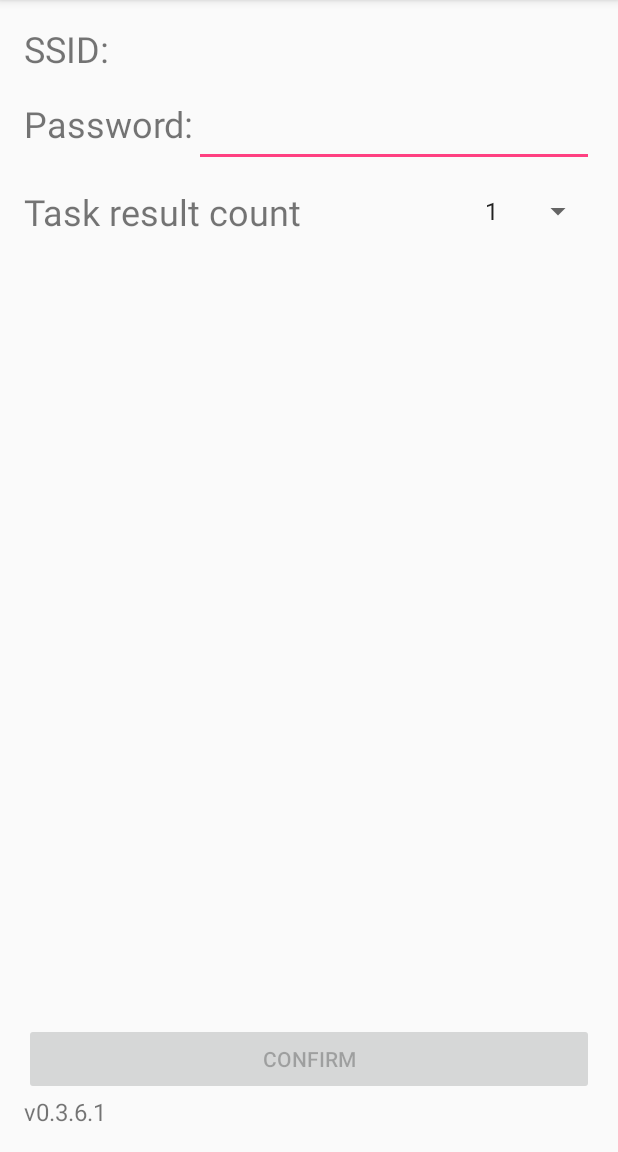
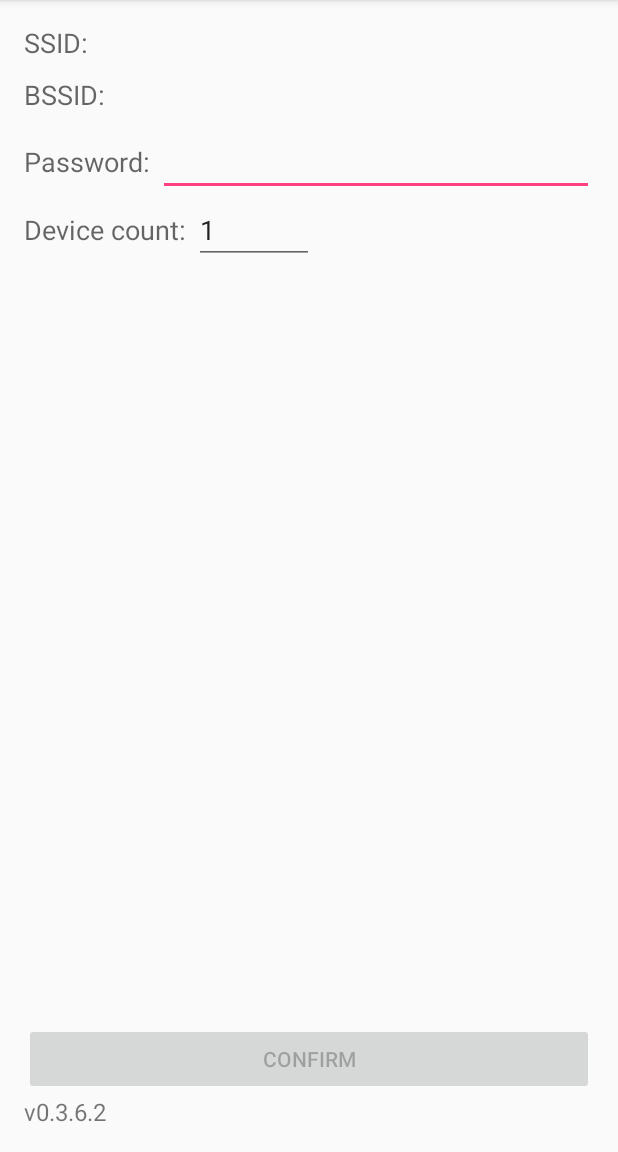
Before and after one commit to EspressifApp/EsptouchForAndroid, an Android app: the screen it shows after launch (EsptouchDemoActivity), on a phone screen of 412 x 824 dp, the part 84-1236 px from its top. Run offline under Robolectric (Android 15) with nearby library versions, the phone set to English and light mode, and no system bars.

Commit message:
update v0.3.6.2

```diff
--- a/app/build.gradle
+++ b/app/build.gradle
@@ -8,8 +8,8 @@ android {
         applicationId "com.espressif.iot_esptouch_demo"
         minSdkVersion 14
         targetSdkVersion 27
-        versionCode 17
-        versionName "1.0"
+        versionCode 18
+        versionName "0.3.6.2"
     }
 
     buildTypes {
--- a/app/src/main/java/com/espressif/iot/esptouch/demo_activity/EspWifiAdminSimple.java
+++ /dev/null
@@ -1,67 +0,0 @@
-package com.espressif.iot.esptouch.demo_activity;
-
-import android.content.Context;
-import android.net.ConnectivityManager;
-import android.net.NetworkInfo;
-import android.net.wifi.ScanResult;
-import android.net.wifi.WifiInfo;
-import android.net.wifi.WifiManager;
-
-import java.lang.reflect.Field;
-import java.lang.reflect.Method;
-import java.util.List;
-
-public class EspWifiAdminSimple {
-
-    private final Context mContext;
-
-    public EspWifiAdminSimple(Context context) {
-        mContext = context;
-    }
-
-    public String getWifiConnectedSsid() {
-        WifiInfo mWifiInfo = getConnectionInfo();
-        String ssid = null;
-        if (mWifiInfo != null && isWifiConnected()) {
-            int len = mWifiInfo.getSSID().length();
-            if (mWifiInfo.getSSID().startsWith("\"")
-                    && mWifiInfo.getSSID().endsWith("\"")) {
-                ssid = mWifiInfo.getSSID().substring(1, len - 1);
-            } else {
-                ssid = mWifiInfo.getSSID();
-            }
-
-        }
-        return ssid;
-    }
-
-    public String getWifiConnectedBssid() {
-        WifiInfo mWifiInfo = getConnectionInfo();
-        String bssid = null;
-        if (mWifiInfo != null && isWifiConnected()) {
-            bssid = mWifiInfo.getBSSID();
-        }
-        return bssid;
-    }
-
-    // get the wifi info which is "connected" in wifi-setting
-    private WifiInfo getConnectionInfo() {
-        WifiManager wifiManager = (WifiManager) mContext.getApplicationContext().getSystemService(Context.WIFI_SERVICE);
-        return wifiManager.getConnectionInfo();
-    }
-
-    private boolean isWifiConnected() {
-        NetworkInfo mWiFiNetworkInfo = getWifiNetworkInfo();
-        boolean isWifiConnected = false;
-        if (mWiFiNetworkInfo != null) {
-            isWifiConnected = mWiFiNetworkInfo.isConnected();
-        }
-        return isWifiConnected;
-    }
-
-    private NetworkInfo getWifiNetworkInfo() {
-        ConnectivityManager mConnectivityManager = (ConnectivityManager) mContext.getApplicationContext()
-                .getSystemService(Context.CONNECTIVITY_SERVICE);
-        return mConnectivityManager.getNetworkInfo(ConnectivityManager.TYPE_WIFI);
-    }
-}
--- a/app/src/main/java/com/espressif/iot/esptouch/demo_activity/EsptouchDemoActivity.java
+++ b/app/src/main/java/com/espressif/iot/esptouch/demo_activity/EsptouchDemoActivity.java
@@ -8,20 +8,18 @@ import android.content.DialogInterface;
 import android.content.DialogInterface.OnCancelListener;
 import android.content.Intent;
 import android.content.IntentFilter;
-import android.net.NetworkInfo;
+import android.net.wifi.WifiInfo;
 import android.net.wifi.WifiManager;
 import android.os.AsyncTask;
+import android.os.Build;
 import android.os.Bundle;
 import android.support.v7.app.AlertDialog;
 import android.support.v7.app.AppCompatActivity;
-import android.text.TextUtils;
 import android.util.Log;
 import android.view.View;
 import android.view.View.OnClickListener;
-import android.widget.ArrayAdapter;
 import android.widget.Button;
 import android.widget.EditText;
-import android.widget.Spinner;
 import android.widget.TextView;
 import android.widget.Toast;
 
@@ -30,25 +28,26 @@ import com.espressif.iot.esptouch.IEsptouchListener;
 import com.espressif.iot.esptouch.IEsptouchResult;
 import com.espressif.iot.esptouch.IEsptouchTask;
 import com.espressif.iot.esptouch.task.__IEsptouchTask;
+import com.espressif.iot.esptouch.util.ByteUtil;
 import com.espressif.iot.esptouch.util.EspAES;
+import com.espressif.iot.esptouch.util.EspNetUtil;
 import com.espressif.iot_esptouch_demo.R;
 
 import java.lang.ref.WeakReference;
 import java.util.List;
 
 public class EsptouchDemoActivity extends AppCompatActivity implements OnClickListener {
-
     private static final String TAG = "EsptouchDemoActivity";
 
-    private TextView mTvApSsid;
+    private static final boolean AES_ENABLE = false;
+    private static final String AES_SECRET_KEY = "1234567890123456"; // TODO modify your own key
 
-    private EditText mEdtApPassword;
+    private TextView mApSsidTV;
+    private TextView mApBssidTV;
+    private EditText mApPasswordET;
+    private EditText mDeviceCountET;
+    private Button mConfirmBtn;
 
-    private Button mBtnConfirm;
-
-    private EspWifiAdminSimple mWifiAdmin;
-
-    private Spinner mSpinnerTaskCount;
     private IEsptouchListener myListener = new IEsptouchListener() {
 
         @Override
@@ -57,7 +56,7 @@ public class EsptouchDemoActivity extends AppCompatActivity implements OnClickLi
         }
     };
 
-    private EsptouchAsyncTask3 mTask;
+    private EsptouchAsyncTask4 mTask;
 
     private BroadcastReceiver mReceiver = new BroadcastReceiver() {
         @Override
@@ -69,17 +68,8 @@ public class EsptouchDemoActivity extends AppCompatActivity implements OnClickLi
 
             switch (action) {
                 case WifiManager.NETWORK_STATE_CHANGED_ACTION:
-                    NetworkInfo ni = intent.getParcelableExtra(WifiManager.EXTRA_NETWORK_INFO);
-                    if (ni != null && !ni.isConnected()) {
-                        if (mTask != null) {
-                            mTask.cancelEsptouch();
-                            mTask = null;
-                            new AlertDialog.Builder(EsptouchDemoActivity.this)
-                                    .setMessage("Wifi disconnected or changed")
-                                    .setNegativeButton(android.R.string.cancel, null)
-                                    .show();
-                        }
-                    }
+                    WifiInfo wifiInfo = intent.getParcelableExtra(WifiManager.EXTRA_WIFI_INFO);
+                    onWifiChanged(wifiInfo);
                     break;
             }
         }
@@ -90,47 +80,20 @@ public class EsptouchDemoActivity extends AppCompatActivity implements OnClickLi
         super.onCreate(savedInstanceState);
         setContentView(R.layout.esptouch_demo_activity);
 
-        mWifiAdmin = new EspWifiAdminSimple(getApplicationContext());
-        mTvApSsid = findViewById(R.id.tvApSssidConnected);
-        mEdtApPassword = findViewById(R.id.edtApPassword);
-        mBtnConfirm = findViewById(R.id.btnConfirm);
-        mBtnConfirm.setOnClickListener(this);
-        initSpinner();
+        mApSsidTV = findViewById(R.id.ap_ssid_text);
+        mApBssidTV = findViewById(R.id.ap_bssid_text);
+        mApPasswordET = findViewById(R.id.ap_password_edit);
+        mDeviceCountET = findViewById(R.id.device_count_edit);
+        mDeviceCountET.setText("1");
+        mConfirmBtn = findViewById(R.id.confirm_btn);
+        mConfirmBtn.setEnabled(false);
+        mConfirmBtn.setOnClickListener(this);
 
         TextView versionTV = findViewById(R.id.version_tv);
         versionTV.setText(IEsptouchTask.ESPTOUCH_VERSION);
 
         IntentFilter filter = new IntentFilter(WifiManager.NETWORK_STATE_CHANGED_ACTION);
         registerReceiver(mReceiver, filter);
-    }
-
-    private void initSpinner() {
-        mSpinnerTaskCount = findViewById(R.id.spinnerTaskResultCount);
-        int[] spinnerItemsInt = getResources().getIntArray(R.array.taskResultCount);
-        int length = spinnerItemsInt.length;
-        Integer[] spinnerItemsInteger = new Integer[length];
-        for (int i = 0; i < length; i++) {
-            spinnerItemsInteger[i] = spinnerItemsInt[i];
-        }
-        ArrayAdapter<Integer> adapter = new ArrayAdapter<>(this,
-                android.R.layout.simple_list_item_1, spinnerItemsInteger);
-        mSpinnerTaskCount.setAdapter(adapter);
-        mSpinnerTaskCount.setSelection(1);
-    }
-
-    @Override
-    protected void onResume() {
-        super.onResume();
-        // display the connected ap's ssid
-        String apSsid = mWifiAdmin.getWifiConnectedSsid();
-        if (apSsid != null) {
-            mTvApSsid.setText(apSsid);
-        } else {
-            mTvApSsid.setText("");
-        }
-        // check whether the wifi is connected
-        boolean isApSsidEmpty = TextUtils.isEmpty(apSsid);
-        mBtnConfirm.setEnabled(!isApSsidEmpty);
     }
 
     @Override
@@ -140,23 +103,66 @@ public class EsptouchDemoActivity extends AppCompatActivity implements OnClickLi
         unregisterReceiver(mReceiver);
     }
 
+    private void onWifiChanged(WifiInfo info) {
+        if (info == null) {
+            mApSsidTV.setText("");
+            mApSsidTV.setTag(null);
+            mApBssidTV.setTag("");
+            mConfirmBtn.setEnabled(false);
+            mConfirmBtn.setTag(null);
+
+            if (mTask != null) {
+                mTask.cancelEsptouch();
+                mTask = null;
+                new AlertDialog.Builder(EsptouchDemoActivity.this)
+                        .setMessage("Wifi disconnected or changed")
+                        .setNegativeButton(android.R.string.cancel, null)
+                        .show();
+            }
+        } else {
+            String ssid = info.getSSID();
+            if (ssid.startsWith("\"") && ssid.endsWith("\"")) {
+                ssid = ssid.substring(1, ssid.length() - 1);
+            }
+            mApSsidTV.setText(ssid);
+            mApSsidTV.setTag(ByteUtil.getBytesByString(ssid));
+            byte[] ssidOriginalData = EspUtils.getOriginalSsidBytes(info);
+            mApSsidTV.setTag(ssidOriginalData);
+
+            String bssid = info.getBSSID();
+            mApBssidTV.setText(bssid);
+
+            mConfirmBtn.setEnabled(true);
+            mConfirmBtn.setTag(Boolean.FALSE);
+            if (Build.VERSION.SDK_INT >= Build.VERSION_CODES.LOLLIPOP) {
+                int frequence = info.getFrequency();
+                if (frequence > 4900 && frequence < 5900) {
+                    // Connected 5G wifi. Device does not support 5G
+                    mConfirmBtn.setTag(Boolean.TRUE);
+                }
+            }
+        }
+    }
+
     @Override
     public void onClick(View v) {
-        if (v == mBtnConfirm) {
-            String apSsid = mTvApSsid.getText().toString();
-            String apPassword = mEdtApPassword.getText().toString();
-            String apBssid = mWifiAdmin.getWifiConnectedBssid();
-            String taskResultCountStr = Integer.toString(mSpinnerTaskCount
-                    .getSelectedItemPosition());
-            if (__IEsptouchTask.DEBUG) {
-                Log.d(TAG, "mBtnConfirm is clicked, mEdtApSsid = " + apSsid
-                        + ", " + " mEdtApPassword = " + apPassword);
+        if (v == mConfirmBtn) {
+            if ((Boolean) mConfirmBtn.getTag()) {
+                Toast.makeText(this, R.string.wifi_5g_message, Toast.LENGTH_SHORT).show();
+                return;
             }
+
+            byte[] ssid = mApSsidTV.getTag() == null ? ByteUtil.getBytesByString(mApSsidTV.getText().toString())
+                    : (byte[]) mApSsidTV.getTag();
+            byte[] password = ByteUtil.getBytesByString(mApPasswordET.getText().toString());
+            byte [] bssid = EspNetUtil.parseBssid2bytes(mApBssidTV.getText().toString());
+            byte[] deviceCount = mDeviceCountET.getText().toString().getBytes();
+
             if(mTask != null) {
                 mTask.cancelEsptouch();
             }
-            mTask = new EsptouchAsyncTask3(this);
-            mTask.execute(apSsid, apBssid, apPassword, taskResultCountStr);
+            mTask = new EsptouchAsyncTask4(this);
+            mTask.execute(ssid, bssid, password, deviceCount);
         }
     }
 
@@ -173,7 +179,7 @@ public class EsptouchDemoActivity extends AppCompatActivity implements OnClickLi
         });
     }
 
-    private static class EsptouchAsyncTask3 extends AsyncTask<String, Void, List<IEsptouchResult>> {
+    private static class EsptouchAsyncTask4 extends AsyncTask<byte[], Void, List<IEsptouchResult>> {
         private WeakReference<EsptouchDemoActivity> mActivity;
 
         // without the lock, if the user tap confirm and cancel quickly enough,
@@ -187,14 +193,17 @@ public class EsptouchDemoActivity extends AppCompatActivity implements OnClickLi
         private AlertDialog mResultDialog;
         private IEsptouchTask mEsptouchTask;
 
-        EsptouchAsyncTask3(EsptouchDemoActivity activity) {
+        EsptouchAsyncTask4(EsptouchDemoActivity activity) {
             mActivity = new WeakReference<>(activity);
         }
 
-        public void cancelEsptouch() {
+        void cancelEsptouch() {
             cancel(true);
             if (mProgressDialog != null) {
                 mProgressDialog.dismiss();
+            }
+            if (mResultDialog != null) {
+                mResultDialog.dismiss();
             }
             if (mEsptouchTask != null) {
                 mEsptouchTask.interrupt();
@@ -238,20 +247,20 @@ public class EsptouchDemoActivity extends AppCompatActivity implements OnClickLi
         }
 
         @Override
-        protected List<IEsptouchResult> doInBackground(String... params) {
+        protected List<IEsptouchResult> doInBackground(byte[]... params) {
             EsptouchDemoActivity activity = mActivity.get();
-            int taskResultCount = -1;
+            int taskResultCount;
             synchronized (mLock) {
                 // !!!NOTICE
-                String apSsid = params[0];
-                String apBssid = params[1];
-                String apPassword = params[2];
-                String taskResultCountStr = params[3];
-                taskResultCount = Integer.parseInt(taskResultCountStr);
-                boolean useAes = false;
+                byte[] apSsid = params[0]; //new byte[params[0].length - 1];
+                System.arraycopy(params[0], 0, apSsid, 0, params[0].length - 1);
+                byte[] apBssid = params[1];
+                byte[] apPassword = params[2];
+                byte[] deviceCountData = params[3];
+                taskResultCount = deviceCountData.length == 0 ? -1 : Integer.parseInt(new String(deviceCountData));
                 Context context = activity.getApplicationContext();
-                if (useAes) {
-                    byte[] secretKey = "1234567890123456".getBytes(); // TODO modify your own key
+                if (AES_ENABLE) {
+                    byte[] secretKey = AES_SECRET_KEY.getBytes();
                     EspAES aes = new EspAES(secretKey);
                     mEsptouchTask = new EsptouchTask(apSsid, apBssid, apPassword, aes, context);
                 } else {
@@ -264,7 +273,7 @@ public class EsptouchDemoActivity extends AppCompatActivity implements OnClickLi
 
         @Override
         protected void onPostExecute(List<IEsptouchResult> result) {
-            Activity activity = mActivity.get();
+            EsptouchDemoActivity activity = mActivity.get();
             mProgressDialog.dismiss();
             mResultDialog = new AlertDialog.Builder(activity)
                     .setPositiveButton(android.R.string.ok, null)
@@ -310,6 +319,8 @@ public class EsptouchDemoActivity extends AppCompatActivity implements OnClickLi
 
                 mResultDialog.show();
             }
+
+            activity.mTask = null;
         }
     }
 }
--- a/app/src/main/res/layout/esptouch_demo_activity.xml
+++ b/app/src/main/res/layout/esptouch_demo_activity.xml
@@ -6,63 +6,88 @@
 
     <LinearLayout
         android:layout_width="match_parent"
-        android:layout_height="50dp"
+        android:layout_height="wrap_content"
+        android:gravity="center_vertical"
         android:orientation="horizontal">
 
         <TextView
-            android:id="@+id/tvApSsid"
             android:layout_width="wrap_content"
-            android:layout_height="match_parent"
-            android:text="@string/tvApSsidTitle"
-            android:textSize="24sp" />
+            android:layout_height="wrap_content"
+            android:singleLine="true"
+            android:text="@string/ssid_title"
+            android:textAppearance="?android:attr/textAppearanceMedium" />
 
         <TextView
-            android:id="@+id/tvApSssidConnected"
+            android:id="@+id/ap_ssid_text"
             android:layout_width="wrap_content"
             android:layout_height="wrap_content"
-            android:ems="10"
-            android:maxLines="1"
-            android:textSize="24sp" />
+            android:layout_marginLeft="5dp"
+            android:singleLine="true"
+            android:textAppearance="?android:attr/textAppearanceMedium" />
     </LinearLayout>
 
     <LinearLayout
         android:layout_width="match_parent"
-        android:layout_height="50dp"
+        android:layout_height="wrap_content"
+        android:layout_marginTop="10dp"
+        android:gravity="center_vertical"
         android:orientation="horizontal">
 
         <TextView
-            android:id="@+id/tvApPassword"
             android:layout_width="wrap_content"
-            android:layout_height="match_parent"
-            android:text="@string/tvPasswordTitle"
-            android:textSize="24sp" />
+            android:layout_height="wrap_content"
+            android:singleLine="true"
+            android:text="@string/bssid_title"
+            android:textAppearance="?android:attr/textAppearanceMedium" />
 
-        <EditText
-            android:id="@+id/edtApPassword"
-            android:layout_width="0dp"
+        <TextView
+            android:id="@+id/ap_bssid_text"
+            android:layout_width="wrap_content"
             android:layout_height="wrap_content"
-            android:layout_weight="1"
-            android:ems="10"
-            android:maxLines="1" />
+            android:layout_marginLeft="5dp"
+            android:singleLine="true"
+            android:textAppearance="?android:attr/textAppearanceMedium" />
     </LinearLayout>
 
     <LinearLayout
         android:layout_width="match_parent"
-        android:layout_height="50dp"
+        android:layout_height="wrap_content"
+        android:layout_marginTop="10dp"
         android:gravity="center_vertical"
         android:orientation="horizontal">
 
         <TextView
-            android:layout_width="0dp"
+            android:layout_width="wrap_content"
             android:layout_height="wrap_content"
-            android:layout_weight="1"
-            android:text="@string/spinnerTaskResultCountTitle"
-            android:textSize="24sp" />
+            android:text="@string/password_title"
+            android:textAppearance="?android:attr/textAppearanceMedium" />
 
-        <Spinner
-            android:id="@+id/spinnerTaskResultCount"
+        <EditText
+            android:id="@+id/ap_password_edit"
+            android:layout_width="match_parent"
+            android:layout_height="wrap_content"
+            android:layout_marginLeft="5dp"
+            android:singleLine="true" />
+    </LinearLayout>
+
+    <LinearLayout
+        android:layout_width="match_parent"
+        android:layout_height="wrap_content"
+        android:gravity="center_vertical"
+        android:orientation="horizontal">
+
+        <TextView
             android:layout_width="wrap_content"
-            android:layout_height="wrap_content" />
+            android:layout_height="wrap_content"
+            android:text="@string/device_count_title"
+            android:textAppearance="?android:attr/textAppearanceMedium" />
+
+        <EditText
+            android:id="@+id/device_count_edit"
+            android:layout_width="80dp"
+            android:layout_height="wrap_content"
+            android:layout_marginLeft="5dp"
+            android:inputType="number" />
     </LinearLayout>
 
     <Space
@@ -71,10 +96,10 @@
         android:layout_weight="1" />
 
     <Button
-        android:id="@+id/btnConfirm"
+        android:id="@+id/confirm_btn"
         android:layout_width="match_parent"
         android:layout_height="wrap_content"
-        android:text="@string/btnConfirmTitle" />
+        android:text="@string/confirm" />
 
     <TextView
         android:id="@+id/version_tv"
--- a/app/src/main/res/values/strings.xml
+++ b/app/src/main/res/values/strings.xml
@@ -2,11 +2,10 @@
 <resources>
 
     <string name="app_name">EspTouch</string>
-    <string name="action_settings">Settings</string>
-    <string name="hello_world">Hello world!</string>
-    <string name="tvApSsidTitle">SSID: </string>
-    <string name="tvPasswordTitle">Password: </string>
-    <string name="switchIsSsidHiddenTitle">SSID is Hidden</string>
-    <string name="spinnerTaskResultCountTitle">Task result count</string>
-    <string name="btnConfirmTitle">Confirm</string>
+    <string name="ssid_title">SSID: </string>
+    <string name="bssid_title">BSSID: </string>
+    <string name="password_title">Password: </string>
+    <string name="device_count_title">Device count: </string>
+    <string name="confirm">Confirm</string>
+    <string name="wifi_5g_message">Device dose not support 5G Wifi</string>
 </resources>
--- a/build.gradle
+++ b/build.gradle
@@ -5,7 +5,7 @@ buildscript {
         google()
     }
     dependencies {
-        classpath 'com.android.tools.build:gradle:3.1.1'
+        classpath 'com.android.tools.build:gradle:3.1.2'
     }
 }
 
--- a/esptouch/build.gradle
+++ b/esptouch/build.gradle
@@ -6,8 +6,8 @@ android {
     defaultConfig {
         minSdkVersion 14
         targetSdkVersion 27
-        versionCode 3
-        versionName "v0.3.6.1"
+        versionCode 4
+        versionName "v0.3.6.2"
 
         testInstrumentationRunner "android.support.test.runner.AndroidJUnitRunner"
 
--- a/esptouch/src/main/java/com/espressif/iot/esptouch/IEsptouchTask.java
+++ b/esptouch/src/main/java/com/espressif/iot/esptouch/IEsptouchTask.java
@@ -3,7 +3,7 @@ package com.espressif.iot.esptouch;
 import java.util.List;
 
 public interface IEsptouchTask {
-    String ESPTOUCH_VERSION = "v0.3.6.1";
+    String ESPTOUCH_VERSION = "v0.3.6.2";
 
     /**
      * set the esptouch listener, when one device is connected to the Ap, it will be called back
--- a/esptouch/src/main/java/com/espressif/iot/esptouch/udp/UDPSocketClient.java
+++ b/esptouch/src/main/java/com/espressif/iot/esptouch/udp/UDPSocketClient.java
@@ -94,10 +94,9 @@ public class UDPSocketClient {
                 continue;
             }
             try {
-                // Log.i(TAG, "data[" + i + " +].length = " + data[i].length);
+                InetAddress targetInetAddress = InetAddress.getByName(targetHostName);
                 DatagramPacket localDatagramPacket = new DatagramPacket(
-                        data[i], data[i].length,
-                        InetAddress.getByName(targetHostName), targetPort);
+                        data[i], data[i].length, targetInetAddress, targetPort);
                 this.mSocket.send(localDatagramPacket);
             } catch (UnknownHostException e) {
                 if (__IEsptouchTask.DEBUG) {
--- a/esptouch/src/main/res/values/strings.xml
+++ /dev/null
@@ -1,3 +0,0 @@
-<resources>
-    <string name="app_name">esptouch</string>
-</resources>
```
Also changed, not shown: app/src/main/java/com/espressif/iot/esptouch/demo_activity/EspUtils.java (added, +28 -0 lines), app/src/main/res/menu/main.xml (deleted, +0 -9 lines), esptouch/src/main/java/com/espressif/iot/esptouch/EsptouchTask.java (+33 -35 lines), esptouch/src/main/java/com/espressif/iot/esptouch/protocol/TouchData.java (added, +22 -0 lines), esptouch/src/main/java/com/espressif/iot/esptouch/task/__EsptouchTask.java (+11 -19 lines), 3 other files.
